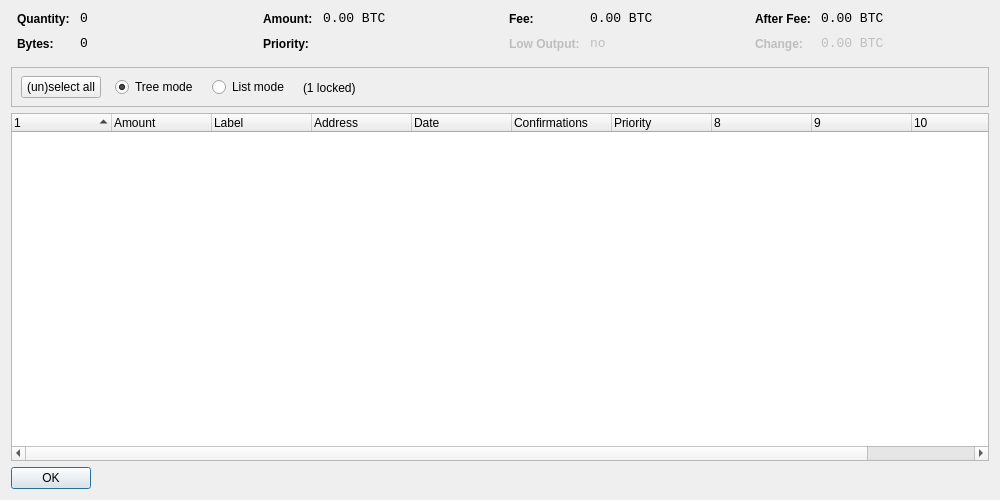
Old version of the form src/qt/forms/coincontroldialog.ui in the repository bitspill/ieccoin.
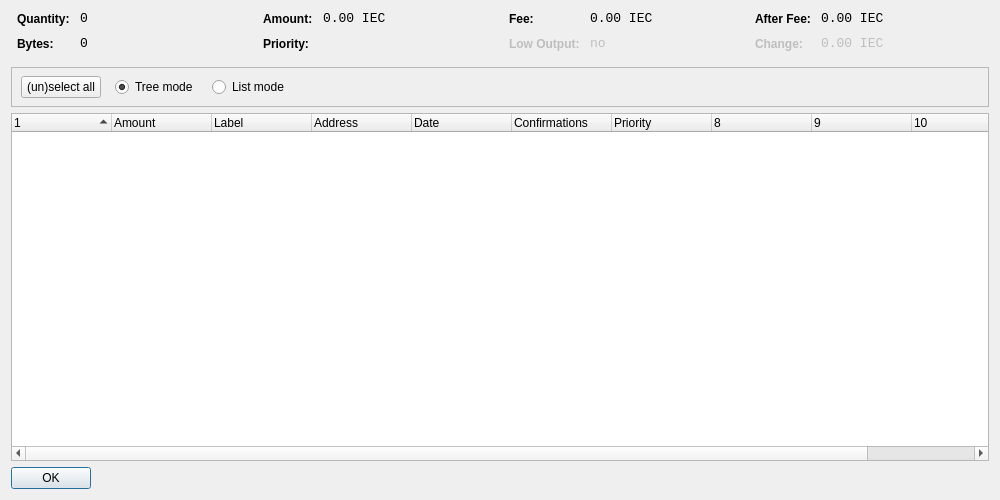
New version of the form. Custom widgets are drawn as their Qt base class.

Patch:
```diff
--- a/src/qt/forms/coincontroldialog.ui
+++ b/src/qt/forms/coincontroldialog.ui
@@ -141,7 +141,7 @@
           <enum>Qt::ActionsContextMenu</enum>
          </property>
          <property name="text">
-          <string notr="true">0.00 BTC</string>
+          <string notr="true">0.00 IEC</string>
          </property>
          <property name="textInteractionFlags">
           <set>Qt::LinksAccessibleByMouse|Qt::TextSelectableByKeyboard|Qt::TextSelectableByMouse</set>
@@ -221,7 +221,7 @@
           <enum>Qt::ActionsContextMenu</enum>
          </property>
          <property name="text">
-          <string notr="true">0.00 BTC</string>
+          <string notr="true">0.00 IEC</string>
          </property>
          <property name="textInteractionFlags">
           <set>Qt::LinksAccessibleByMouse|Qt::TextSelectableByKeyboard|Qt::TextSelectableByMouse</set>
@@ -307,7 +307,7 @@
           <enum>Qt::ActionsContextMenu</enum>
          </property>
          <property name="text">
-          <string notr="true">0.00 BTC</string>
+          <string notr="true">0.00 IEC</string>
          </property>
          <property name="textInteractionFlags">
           <set>Qt::LinksAccessibleByMouse|Qt::TextSelectableByKeyboard|Qt::TextSelectableByMouse</set>
@@ -345,7 +345,7 @@
           <enum>Qt::ActionsContextMenu</enum>
          </property>
          <property name="text">
-          <string notr="true">0.00 BTC</string>
+          <string notr="true">0.00 IEC</string>
          </property>
          <property name="textInteractionFlags">
           <set>Qt::LinksAccessibleByMouse|Qt::TextSelectableByKeyboard|Qt::TextSelectableByMouse</set>
@@ -425,13 +425,6 @@
          </property>
         </widget>
        </item>
-       <item>
-        <widget class="QLabel" name="labelLocked">
-         <property name="text">
-          <string>(1 locked)</string>
-         </property>
-        </widget>
-       </item>
        <item>
         <spacer name="horizontalSpacer">
          <property name="orientation">
```
Left out of the diff: 4 changed lines with no effect on the pictures.
